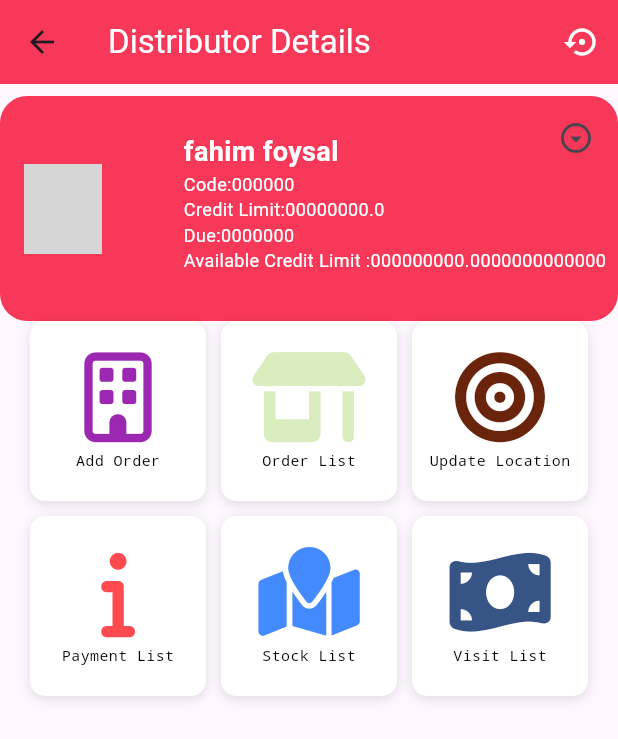
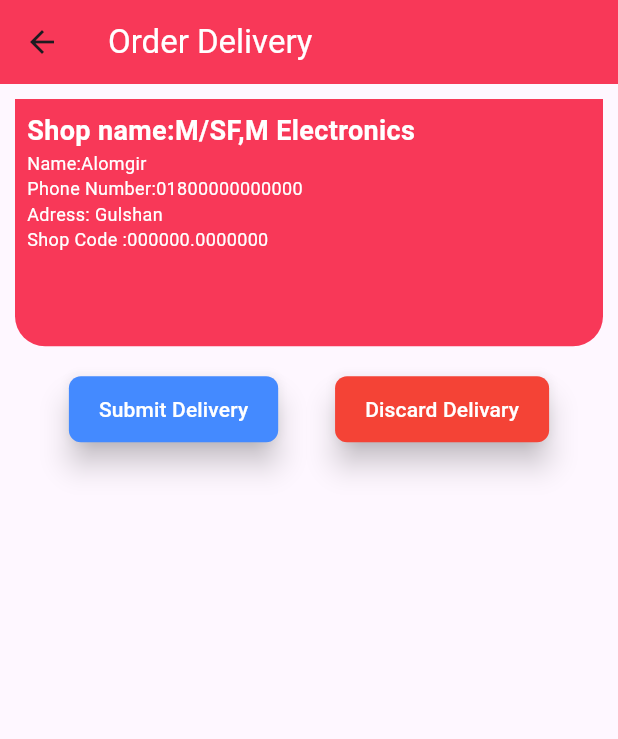
Before and after one commit to fahim-foyshal/robisalesautomationflutter, a Flutter app: the Detailedfeatures screen opened directly with sample values from the repository, after a tap on "Order List", on a phone screen of 412 x 824 dp. Shown: the top 739 px of the screen. Run offline on Flutter 3.47's test engine with Material 3 defaults, Android fonts, the phone set to English and light mode, and no system bars; our stand-ins replace font_awesome_flutter; network calls fail; grey boxes are pictures that could not be loaded.

Commit message:
orderdelivery.dart and tourplanadd.dart added .✔

```diff
--- a/lib/main.dart
+++ b/lib/main.dart
@@ -1,14 +1,16 @@
 // import 'package:employe_portal/homepage.dart';
 import 'package:flutter/material.dart';
 import 'package:robisalesautomation/view/homepage.dart';
+import 'package:robisalesautomation/view/orderdelivery.dart';
 
 import 'view/detailedfeatures.dart';
+import 'view/tourplanadd.dart';
 
 void main() {
   runApp(MaterialApp(
     debugShowCheckedModeBanner: false,
     initialRoute: 'homepage',
-    routes: {'homepage': (context) => Homepage()},
-    // routes: {'homepage': (context) => Detailedfeatures()},
+    // routes: {'homepage': (context) => Homepage()},
+    routes: {'homepage': (context) => Tourplanadd()},
   ));
 }
--- a/lib/view/detailedfeatures.dart
+++ b/lib/view/detailedfeatures.dart
@@ -1,9 +1,12 @@
 import 'package:flutter/material.dart';
 import 'package:font_awesome_flutter/font_awesome_flutter.dart';
 import 'package:robisalesautomation/model/DistributorData.dart';
+import 'package:robisalesautomation/view/orderdelivery.dart';
+import 'package:robisalesautomation/view/tourplanadd.dart';
 
 class Detailedfeatures extends StatefulWidget {
   final DistributorData distributorData;
+
   const Detailedfeatures({Key? key, required this.distributorData})
       : super(key: key);
 
@@ -35,15 +38,16 @@ class _DetailedfeaturesState extends State<Detailedfeatures> {
       body: SafeArea(
         child: Column(
           children: [
-            Container(
-              margin: EdgeInsets.only(top: 8),
-              child: Stack(
+            Stack(
               children: [
                 Container(
-                    padding: EdgeInsets.all(8),
+                  padding: EdgeInsets.only(left: 8, right: 8, bottom: 8),
                   height: 150,
                   decoration: BoxDecoration(
-                      borderRadius: BorderRadius.circular(18),
+                    borderRadius: BorderRadius.only(
+                      bottomLeft: Radius.circular(20.0),
+                      bottomRight: Radius.circular(20.0),
+                    ),
                     color: Color.fromARGB(255, 248, 56, 88),
                   ),
                   child: Row(
@@ -51,13 +55,18 @@ class _DetailedfeaturesState extends State<Detailedfeatures> {
                     children: [
                       //image Container
                       Container(
-                          width: 60,
-                          height: 60,
+                        width: 80,
+                        height: 80,
                         padding: EdgeInsets.only(left: 8),
                         decoration: BoxDecoration(
                           shape: BoxShape.circle,
                         ),
-                          child: Image.network(distributorData.image),
+                        child: ClipOval(
+                          child: Image.network(
+                            distributorData.image,
+                            fit: BoxFit.cover,
+                          ),
+                        ),
                       ),
                       // Text in the middle
                       Column(
@@ -67,7 +76,7 @@ class _DetailedfeaturesState extends State<Detailedfeatures> {
                             padding: EdgeInsets.all(8),
                           ),
                           Text(
-                              distributorData.distributrname,
+                            "Name:${distributorData.distributrname}",
                             style: TextStyle(
                               fontSize: 18,
                               fontWeight: FontWeight.bold,
@@ -75,25 +84,21 @@ class _DetailedfeaturesState extends State<Detailedfeatures> {
                             ),
                           ),
                           Text(
-                              'Code:000000',
-                              style:
-                                  TextStyle(fontSize: 12, color: Colors.white),
+                            distributorData.distributrcode,
+                            style: TextStyle(fontSize: 12, color: Colors.white),
                           ),
                           Text(
                             'Credit Limit:00000000.0',
-                              style:
-                                  TextStyle(fontSize: 12, color: Colors.white),
+                            style: TextStyle(fontSize: 12, color: Colors.white),
                           ),
                           Text(
                             'Due:0000000',
-                              style:
-                                  TextStyle(fontSize: 12, color: Colors.white),
+                            style: TextStyle(fontSize: 12, color: Colors.white),
                           ),
                           Text(
                             'Available Credit Limit :000000000.0000000000000',
                             softWrap: true,
-                              style:
-                                  TextStyle(fontSize: 12, color: Colors.white),
+                            style: TextStyle(fontSize: 12, color: Colors.white),
                           ),
                         ],
                       ),
@@ -112,33 +117,39 @@ class _DetailedfeaturesState extends State<Detailedfeatures> {
                 ),
               ],
             ),
-            ),
             Wrap(
               alignment: WrapAlignment.start,
               spacing: 10,
               runSpacing: 10,
               children: [
                 buildCard(
-                  icon: FontAwesomeIcons.building,
+                  icon: FontAwesomeIcons.cartPlus,
                   color: Colors.purple,
                   text: 'Add Order',
                   onTap: () {
-                    // Navigator.push(
-                    //   context,
-                    //   MaterialPageRoute(builder: (context) => DistributerList()),
-                    // );
+                    Navigator.push(
+                      context,
+                      MaterialPageRoute(builder: (context) => Tourplanadd()),
+                    );
                   },
                 ),
                 buildCard(
-                  icon: FontAwesomeIcons.shop,
+                  icon: FontAwesomeIcons.list,
                   color: const Color(0xFFD9EDBF),
                   text: 'Order List',
                   onTap: () {
-                    // Add navigation logic here
+                    Navigator.push(
+                      context,
+                      MaterialPageRoute(
+                        builder: (context) => Orderdelivery(
+
+                        ),
+                      ),
+                    );
                   },
                 ),
                 buildCard(
-                  icon: FontAwesomeIcons.bullseye,
+                  icon: FontAwesomeIcons.mapLocationDot,
                   color: const Color(0xFF6B240C),
                   text: 'Update Location',
                   onTap: () {
@@ -146,7 +157,7 @@ class _DetailedfeaturesState extends State<Detailedfeatures> {
                   },
                 ),
                 buildCard(
-                  icon: FontAwesomeIcons.info,
+                  icon: FontAwesomeIcons.fileInvoiceDollar,
                   color: const Color(0xFFFF4A4F),
                   text: 'Payment List',
                   onTap: () {
@@ -154,7 +165,7 @@ class _DetailedfeaturesState extends State<Detailedfeatures> {
                   },
                 ),
                 buildCard(
-                  icon: FontAwesomeIcons.mapLocation,
+                  icon: FontAwesomeIcons.clipboardList,
                   color: Colors.blueAccent,
                   text: 'Stock List',
                   onTap: () {
@@ -162,7 +173,7 @@ class _DetailedfeaturesState extends State<Detailedfeatures> {
                   },
                 ),
                 buildCard(
-                  icon: FontAwesomeIcons.moneyBillWave,
+                  icon: FontAwesomeIcons.listCheck,
                   color: const Color(0xFF365486),
                   text: 'Visit List',
                   onTap: () {
@@ -191,7 +202,7 @@ class _DetailedfeaturesState extends State<Detailedfeatures> {
         width: MediaQuery.of(context).size.width / 3 - 10 * 2,
         height: 120,
         decoration: BoxDecoration(
-          borderRadius: BorderRadius.circular(10),
+          borderRadius: BorderRadius.circular(20),
           color: Colors.white,
           boxShadow: const [
             BoxShadow(
--- /dev/null
+++ b/lib/view/orderdelivery.dart
@@ -0,0 +1,173 @@
+import 'package:flutter/material.dart';
+
+class Orderdelivery extends StatefulWidget {
+  const Orderdelivery({super.key});
+
+  @override
+  State<Orderdelivery> createState() => _OrderdeliveryState();
+}
+
+class _OrderdeliveryState extends State<Orderdelivery> {
+  @override
+  Widget build(BuildContext context) {
+    return Scaffold(
+      appBar: AppBar(
+        title: Text(
+          "Order Delivery",
+          style: TextStyle(color: Colors.white),
+        ),
+        backgroundColor: Color.fromARGB(255, 248, 56, 88),
+      ),
+      body: Column(
+        children: [
+          Container(
+            height: MediaQuery.of(context).size.height * 0.20,
+            width: MediaQuery.of(context).size.width,
+            margin: EdgeInsets.all(10),
+            decoration: BoxDecoration(
+              color: const Color.fromARGB(255, 248, 56, 88),
+              borderRadius: BorderRadius.only(
+                bottomLeft: Radius.circular(20.0),
+                bottomRight: Radius.circular(20.0),
+              ),
+            ),
+            // color: const Color.fromARGB(255, 248, 56, 88),
+            child: Container(
+              padding: EdgeInsets.all(8),
+              child: Column(
+                crossAxisAlignment: CrossAxisAlignment.start,
+                children: [
+                  Text(
+                    "Shop name:M/SF,M Electronics",
+                    style: TextStyle(
+                      fontSize: 18,
+                      fontWeight: FontWeight.bold,
+                      color: Colors.white,
+                    ),
+                  ),
+                  Text(
+                    "Name:Alomgir",
+                    style: TextStyle(fontSize: 12, color: Colors.white),
+                  ),
+                  Text(
+                    'Phone Number:01800000000000',
+                    style: TextStyle(fontSize: 12, color: Colors.white),
+                  ),
+                  Text(
+                    'Adress: Gulshan',
+                    style: TextStyle(fontSize: 12, color: Colors.white),
+                  ),
+                  Text(
+                    'Shop Code :000000.0000000',
+                    softWrap: true,
+                    style: TextStyle(fontSize: 12, color: Colors.white),
+                  ),
+                ],
+              ),
+            ),
+          ),
+          // Container(
+          //     child: ListView(
+          //   children: <Widget>[
+          //     Center(
+          //       child: Text(
+          //         'People-Chart',
+          //         style: TextStyle(fontSize: 25, fontWeight: FontWeight.bold),
+          //       ),
+          //     ),
+          //     DataTable(
+          //       columns: [
+          //         DataColumn(
+          //           label: Text('ID',
+          //               style: TextStyle(
+          //                   fontSize: 18, fontWeight: FontWeight.bold)),
+          //         ),
+          //         DataColumn(
+          //           label: Text('Name',
+          //               style: TextStyle(
+          //                   fontSize: 18, fontWeight: FontWeight.bold)),
+          //         ),
+          //         DataColumn(
+          //           label: Text('Profession',
+          //               style: TextStyle(
+          //                   fontSize: 18, fontWeight: FontWeight.bold)),
+          //         ),
+          //       ],
+          //       rows: [
+          //         DataRow(cells: [
+          //           DataCell(Text('1')),
+          //           DataCell(Text('Stephen')),
+          //           DataCell(Text('Actor')),
+          //         ]),
+          //         DataRow(
+          //           cells: [
+          //             DataCell(Text('5')),
+          //             DataCell(Text('John')),
+          //             DataCell(Text('Student')),
+          //           ],
+          //         ),
+          //         DataRow(
+          //           cells: [
+          //             DataCell(Text('10')),
+          //             DataCell(Text('Harry')),
+          //             DataCell(Text('Leader')),
+          //           ],
+          //         ),
+          //         DataRow(
+          //           cells: [
+          //             DataCell(Text('15')),
+          //             DataCell(Text('Peter')),
+          //             DataCell(Text('Scientist')),
+          //           ],
+          //         ),
+          //       ],
+          //     ),
+          //   ],
+          // )),
+          Container(
+            padding: EdgeInsets.all(8),
+            child: Row(
+              mainAxisAlignment: MainAxisAlignment.spaceEvenly,
+              children: [
+                ElevatedButton(
+                  onPressed: () {},
+                  style: ElevatedButton.styleFrom(
+                    elevation: 8.0, // Adjust the elevation
+                    padding:
+                        EdgeInsets.symmetric(horizontal: 20.0, vertical: 12.0),
+                    shape: RoundedRectangleBorder(
+                      borderRadius: BorderRadius.circular(8.0),
+                    ),
+
+                    backgroundColor: Colors.blueAccent,
+                  ),
+                  child: Text(
+                    "Submit Delivery",
+                    style: TextStyle(color: Colors.white),
+                  ),
+                ),
+                ElevatedButton(
+                  onPressed: () {},
+                  style: ElevatedButton.styleFrom(
+                    elevation: 8.0, // Adjust the elevation
+                    padding:
+                        EdgeInsets.symmetric(horizontal: 20.0, vertical: 12.0),
+                    shape: RoundedRectangleBorder(
+                      borderRadius: BorderRadius.circular(8.0),
+                    ),
+
+                    backgroundColor: Colors.red,
+                  ),
+                  child: Text(
+                    "Discard Delivary",
+                    style: TextStyle(color: Colors.white),
+                  ),
+                )
+              ],
+            ),
+          ),
+        ],
+      ),
+    );
+  }
+}
--- /dev/null
+++ b/lib/view/tourplanadd.dart
@@ -0,0 +1,95 @@
+import 'package:flutter/material.dart';
+
+class Tourplanadd extends StatefulWidget {
+  const Tourplanadd({super.key});
+
+  @override
+  State<Tourplanadd> createState() => _TourplanaddState();
+}
+
+class _TourplanaddState extends State<Tourplanadd> {
+  String selectedOption = 'Option 1';
+  List<String> dropdownOptions = [
+    'Please Select',
+    'Option 1',
+    'Option 2',
+    'Option 3',
+    'Option 4'
+  ];
+
+
+  @override
+  Widget build(BuildContext context) {
+    return Scaffold(
+      appBar: AppBar(
+        title: Text(
+          "Tour Plan Add",
+          style: TextStyle(color: Colors.white),
+        ),
+        backgroundColor: Color.fromARGB(255, 248, 56, 88),
+      ),
+      body: SafeArea(
+        child: Column(
+          children: [
+            // Container(
+            //   width: MediaQuery.of(context).size.width * 0.70,
+            //   padding: EdgeInsets.all(8),
+            //   decoration: BoxDecoration(
+            //     color: Colors.blue,
+            //   ),
+            //   child: Column(children: [
+            //     Text("Selected Option: $selectedOption",
+            //         style: TextStyle(fontSize: 18)),
+            //     // SizedBox(height: 20),
+            //     DropdownButton<String>(
+            //       value: selectedOption,
+            //       onChanged: (String? newValue) {
+            //         setState(
+            //               () {
+            //             selectedOption = newValue!;
+            //           },
+            //         );
+            //       },
+            //       items: dropdownOptions.map((String option) {
+            //         return DropdownMenuItem<String>(
+            //           value: option,
+            //           child: Text(option),
+            //         );
+            //       }).toList(),
+            //     ),
+            //   ]),
+            // ),
+            Container(
+              width: MediaQuery.of(context).size.width * 0.70,
+              padding: EdgeInsets.all(8),
+              decoration: BoxDecoration(
+                color: Colors.blue,
+              ),
+              child: Column(children: [
+                Text("Selected Option: $selectedOption",
+                    style: TextStyle(fontSize: 18)),
+                // SizedBox(height: 20),
+                DropdownButton<String>(
+                  value: selectedOption,
+                  onChanged: (String? newValue) {
+                    setState(
+                      () {
+                        selectedOption = newValue!;
+                      },
+                    );
+                  },
+                  items: dropdownOptions.map((String option) {
+                    return DropdownMenuItem<String>(
+                      value: option,
+                      child: Text(option),
+                    );
+                  }).toList(),
+                ),
+              ]),
+            ),
+          ],
+        ),
+      ),
+    );
+  }
+}
```
Lines whose indentation alone changed are shown as unchanged.
